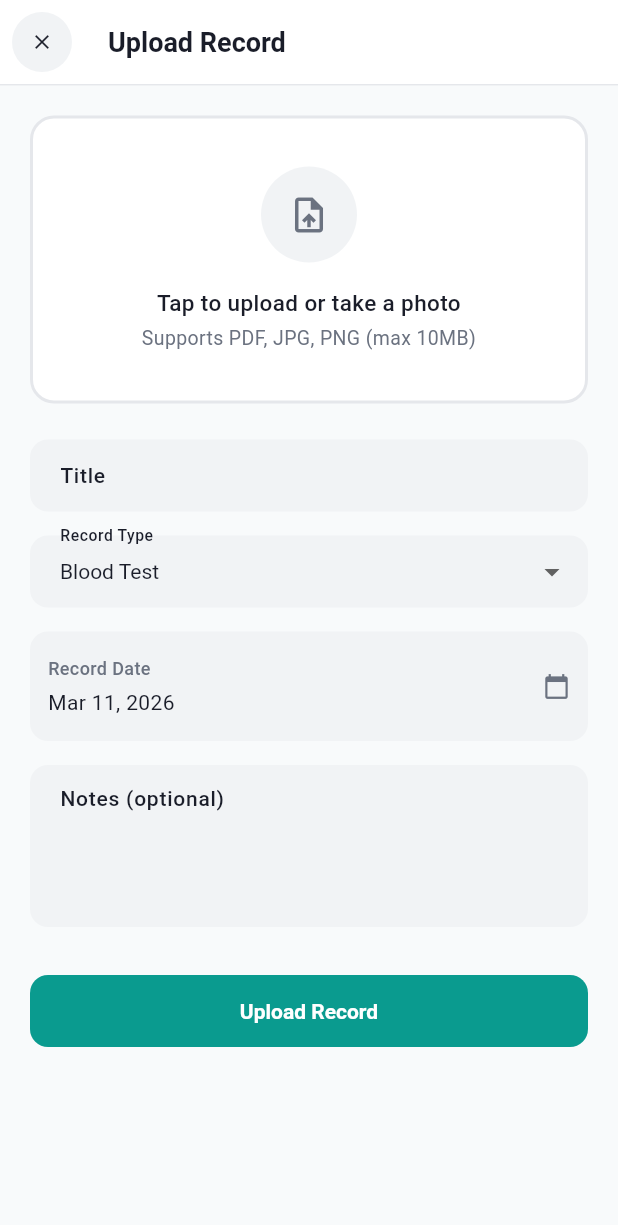
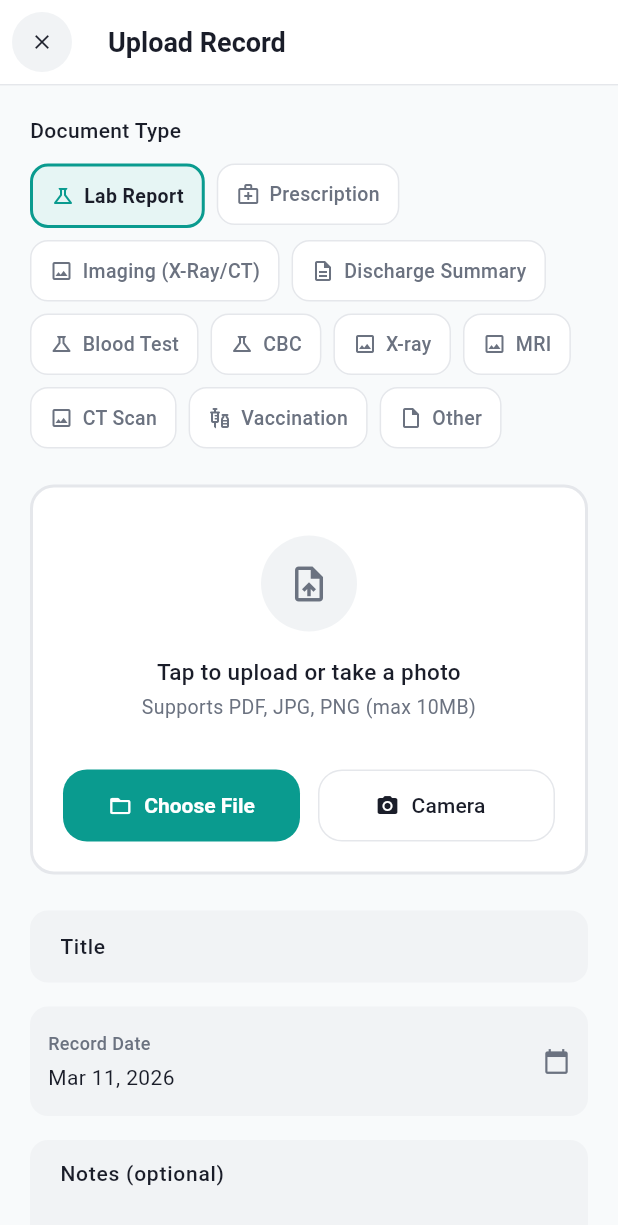
Before and after one commit to Vaibhav-nn/kinsu-health-ui, a Flutter app: the VaultScreen screen opened directly with empty values, after a tap on the "add" icon, on a phone screen of 412 x 824 dp. Shown: the top 1225 px of the screen. Run offline on Flutter 3.47's test engine with Material 3 defaults, Android fonts, the phone set to English and light mode, and no system bars; our stand-ins replace file_picker; network calls fail.

Commit message:
vault ui changes

```diff
--- a/lib/screens/upload_record_screen.dart
+++ b/lib/screens/upload_record_screen.dart
@@ -22,19 +22,66 @@ class _UploadRecordScreenState extends State<UploadRecordScreen> {
   final _notesController = TextEditingController();
 
   PlatformFile? _selectedFile;
-  String _recordType = 'Blood Test';
+  String _recordType = 'Lab Report';
   DateTime _recordDate = DateTime.now();
   bool _isUploading = false;
 
-  final List<String> _recordTypes = [
-    'Blood Test',
-    'CBC',
-    'X-ray',
-    'MRI',
-    'CT Scan',
-    'Prescription',
-    'Vaccination',
-    'Other',
+  final List<Map<String, dynamic>> _recordTypes = [
+    {
+      'label': 'Lab Report',
+      'icon': Icons.science_outlined,
+      'color': AppTheme.labReportColor,
+    },
+    {
+      'label': 'Prescription',
+      'icon': Icons.medical_services_outlined,
+      'color': AppTheme.prescriptionColor,
+    },
+    {
+      'label': 'Imaging (X-Ray/CT)',
+      'icon': Icons.image_outlined,
+      'color': AppTheme.imagingColor,
+    },
+    {
+      'label': 'Discharge Summary',
+      'icon': Icons.description_outlined,
+      'color': AppTheme.dischargeSummaryColor,
+    },
+    {
+      'label': 'Blood Test',
+      'icon': Icons.science_outlined,
+      'color': AppTheme.labReportColor,
+    },
+    {
+      'label': 'CBC',
+      'icon': Icons.science_outlined,
+      'color': AppTheme.labReportColor,
+    },
+    {
+      'label': 'X-ray',
+      'icon': Icons.image_outlined,
+      'color': AppTheme.imagingColor,
+    },
+    {
+      'label': 'MRI',
+      'icon': Icons.image_outlined,
+      'color': AppTheme.imagingColor,
+    },
+    {
+      'label': 'CT Scan',
+      'icon': Icons.image_outlined,
+      'color': AppTheme.imagingColor,
+    },
+    {
+      'label': 'Vaccination',
+      'icon': Icons.vaccines_outlined,
+      'color': AppTheme.prescriptionColor,
+    },
+    {
+      'label': 'Other',
+      'icon': Icons.insert_drive_file_outlined,
+      'color': AppTheme.handwrittenColor,
+    },
   ];
 
   @override
@@ -195,11 +242,87 @@ class _UploadRecordScreenState extends State<UploadRecordScreen> {
           ),
         ),
       ),
-      body: Form(
+      body: _buildUploadForm(dateFormat),
+    );
+  }
+
+  Widget _buildUploadForm(DateFormat dateFormat) {
+    return Form(
       key: _formKey,
       child: ListView(
         padding: const EdgeInsets.all(20),
         children: [
+          // Document Type Selection
+          const Text(
+            'Document Type',
+            style: TextStyle(
+              fontSize: 14,
+              fontWeight: FontWeight.w500,
+              color: AppTheme.foreground,
+            ),
+          ),
+          const SizedBox(height: 12),
+          Wrap(
+            spacing: 8,
+            runSpacing: 8,
+            children: _recordTypes.map((type) {
+              final isSelected = _recordType == type['label'];
+              return Material(
+                color: Colors.transparent,
+                child: InkWell(
+                  onTap: _isUploading ? null : () {
+                    setState(() {
+                      _recordType = type['label'] as String;
+                    });
+                  },
+                  borderRadius: BorderRadius.circular(12),
+                  child: Container(
+                    padding: const EdgeInsets.symmetric(horizontal: 12, vertical: 10),
+                    decoration: BoxDecoration(
+                      color: isSelected
+                          ? Color.alphaBlend(
+                              (type['color'] as Color).withOpacity(0.1),
+                              AppTheme.card,
+                            )
+                          : AppTheme.card,
+                      border: Border.all(
+                        color: isSelected
+                            ? type['color'] as Color
+                            : AppTheme.border,
+                        width: isSelected ? 2 : 1,
+                      ),
+                      borderRadius: BorderRadius.circular(12),
+                    ),
+                    child: Row(
+                      mainAxisSize: MainAxisSize.min,
+                      children: [
+                        Icon(
+                          type['icon'] as IconData,
+                          size: 16,
+                          color: isSelected
+                              ? type['color'] as Color
+                              : AppTheme.mutedForeground,
+                        ),
+                        const SizedBox(width: 6),
+                        Text(
+                          type['label'] as String,
+                          style: TextStyle(
+                            fontSize: 13,
+                            fontWeight: isSelected ? FontWeight.w600 : FontWeight.w500,
+                            color: isSelected
+                                ? AppTheme.foreground
+                                : AppTheme.mutedForeground,
+                          ),
+                        ),
+                      ],
+                    ),
+                  ),
+                ),
+              );
+            }).toList(),
+          ),
+          const SizedBox(height: 24),
+
           // File picker with modern design
           Container(
             decoration: BoxDecoration(
@@ -211,12 +334,9 @@ class _UploadRecordScreenState extends State<UploadRecordScreen> {
               ),
               borderRadius: BorderRadius.circular(16),
             ),
-              child: Material(
-                color: Colors.transparent,
-                child: InkWell(
-                  onTap: _isUploading ? null : _pickFile,
-                  borderRadius: BorderRadius.circular(16),
-                  child: Padding(
+            child: Column(
+              children: [
+                Padding(
                   padding: const EdgeInsets.symmetric(vertical: 32, horizontal: 20),
                   child: Column(
                     children: [
@@ -247,9 +367,7 @@ class _UploadRecordScreenState extends State<UploadRecordScreen> {
                         style: TextStyle(
                           fontSize: 15,
                           fontWeight: FontWeight.w500,
-                            color: _selectedFile != null
-                                ? AppTheme.foreground
-                                : AppTheme.foreground,
+                          color: AppTheme.foreground,
                         ),
                         textAlign: TextAlign.center,
                       ),
@@ -267,7 +385,50 @@ class _UploadRecordScreenState extends State<UploadRecordScreen> {
                     ],
                   ),
                 ),
+                // Buttons row
+                Padding(
+                  padding: const EdgeInsets.fromLTRB(20, 0, 20, 20),
+                  child: Row(
+                    children: [
+                      Expanded(
+                        child: SizedBox(
+                          height: 48,
+                          child: ElevatedButton.icon(
+                            onPressed: _isUploading ? null : _pickFile,
+                            icon: const Icon(Icons.folder_open, size: 16),
+                            label: const Text('Choose File'),
+                            style: ElevatedButton.styleFrom(
+                              backgroundColor: AppTheme.primary,
+                              foregroundColor: AppTheme.primaryForeground,
+                              shape: RoundedRectangleBorder(
+                                borderRadius: BorderRadius.circular(16),
                               ),
+                            ),
+                          ),
+                        ),
+                      ),
+                      const SizedBox(width: 12),
+                      Expanded(
+                        child: SizedBox(
+                          height: 48,
+                          child: OutlinedButton.icon(
+                            onPressed: _isUploading ? null : _pickFile, // Camera would go here
+                            icon: const Icon(Icons.camera_alt, size: 16),
+                            label: const Text('Camera'),
+                            style: OutlinedButton.styleFrom(
+                              foregroundColor: AppTheme.foreground,
+                              side: const BorderSide(color: AppTheme.border),
+                              shape: RoundedRectangleBorder(
+                                borderRadius: BorderRadius.circular(16),
+                              ),
+                            ),
+                          ),
+                        ),
+                      ),
+                    ],
+                  ),
+                ),
+              ],
             ),
           ),
           const SizedBox(height: 24),
@@ -329,57 +490,6 @@ class _UploadRecordScreenState extends State<UploadRecordScreen> {
                 return 'Please enter a title';
               }
               return null;
-              },
-            ),
-            const SizedBox(height: 16),
-
-            // Record type dropdown
-            DropdownButtonFormField<String>(
-              initialValue: _recordType,
-              decoration: InputDecoration(
-                labelText: 'Record Type',
-                labelStyle: const TextStyle(
-                  fontSize: 14,
-                  fontWeight: FontWeight.w500,
-                  color: AppTheme.foreground,
-                ),
-                filled: true,
-                fillColor: AppTheme.muted,
-                border: OutlineInputBorder(
-                  borderRadius: BorderRadius.circular(12),
-                  borderSide: BorderSide.none,
-                ),
-                enabledBorder: OutlineInputBorder(
-                  borderRadius: BorderRadius.circular(12),
-                  borderSide: BorderSide.none,
-                ),
-                focusedBorder: OutlineInputBorder(
-                  borderRadius: BorderRadius.circular(12),
-                  borderSide: const BorderSide(
-                    color: AppTheme.primary,
-                    width: 2,
-                  ),
-                ),
-              ),
-              style: const TextStyle(
-                fontSize: 14,
-                color: AppTheme.foreground,
-              ),
-              dropdownColor: AppTheme.card,
-              items: _recordTypes.map((type) {
-                return DropdownMenuItem(
-                  value: type,
-                  child: Text(type),
-                );
-              }).toList(),
-              onChanged: _isUploading
-                  ? null
-                  : (value) {
-                      if (value != null) {
-                        setState(() {
-                          _recordType = value;
-                        });
-                      }
             },
           ),
           const SizedBox(height: 16),
@@ -485,7 +595,7 @@ class _UploadRecordScreenState extends State<UploadRecordScreen> {
                 disabledForegroundColor: AppTheme.mutedForeground,
                 elevation: 0,
                 shape: RoundedRectangleBorder(
-                    borderRadius: BorderRadius.circular(12),
+                  borderRadius: BorderRadius.circular(16),
                 ),
               ),
               child: _isUploading
@@ -510,7 +620,6 @@ class _UploadRecordScreenState extends State<UploadRecordScreen> {
           ),
         ],
       ),
-      ),
     );
   }
 
--- a/lib/screens/vault_screen.dart
+++ b/lib/screens/vault_screen.dart
@@ -157,6 +157,8 @@ class _VaultScreenState extends State<VaultScreen> {
                     Row(
                       mainAxisAlignment: MainAxisAlignment.spaceBetween,
                       children: [
+                        Row(
+                          children: [
                             const Text(
                               'Health Vault',
                               style: TextStyle(
@@ -165,18 +167,43 @@ class _VaultScreenState extends State<VaultScreen> {
                                 color: AppTheme.foreground,
                               ),
                             ),
+                            if (!_isLoading && _errorMessage == null) ...[
+                              const SizedBox(width: 8),
                               Container(
+                                padding: const EdgeInsets.symmetric(
+                                  horizontal: 8,
+                                  vertical: 2,
+                                ),
+                                decoration: BoxDecoration(
+                                  color: AppTheme.muted,
+                                  borderRadius: BorderRadius.circular(12),
+                                ),
+                                child: Text(
+                                  '${_records.length}',
+                                  style: const TextStyle(
+                                    fontSize: 14,
+                                    fontWeight: FontWeight.w600,
+                                    color: AppTheme.mutedForeground,
+                                  ),
+                                ),
+                              ),
+                            ],
+                          ],
+                        ),
+                        SizedBox(
                           width: 36,
                           height: 36,
-                          decoration: BoxDecoration(
-                            color: AppTheme.primary,
-                            borderRadius: BorderRadius.circular(100),
-                          ),
                           child: IconButton(
                             onPressed: _navigateToUpload,
                             icon: const Icon(Icons.add, size: 16),
-                            color: AppTheme.primaryForeground,
                             padding: EdgeInsets.zero,
+                            style: IconButton.styleFrom(
+                              backgroundColor: AppTheme.primary,
+                              foregroundColor: AppTheme.primaryForeground,
+                              shape: RoundedRectangleBorder(
+                                borderRadius: BorderRadius.circular(100),
+                              ),
+                            ),
                           ),
                         ),
                       ],
@@ -221,20 +248,6 @@ class _VaultScreenState extends State<VaultScreen> {
               ),
             ),
 
-            // Records count
-            if (!_isLoading && _errorMessage == null)
-              SliverPadding(
-                padding: const EdgeInsets.fromLTRB(20, 12, 20, 8),
-                sliver: SliverToBoxAdapter(
-                  child: Text(
-                    '${_records.length} records',
-                    style: const TextStyle(
-                      fontSize: 12,
-                      color: AppTheme.mutedForeground,
-                    ),
-                  ),
-                ),
-              ),
 
             // Content
             if (_isLoading)
```
Lines whose indentation alone changed are shown as unchanged.
